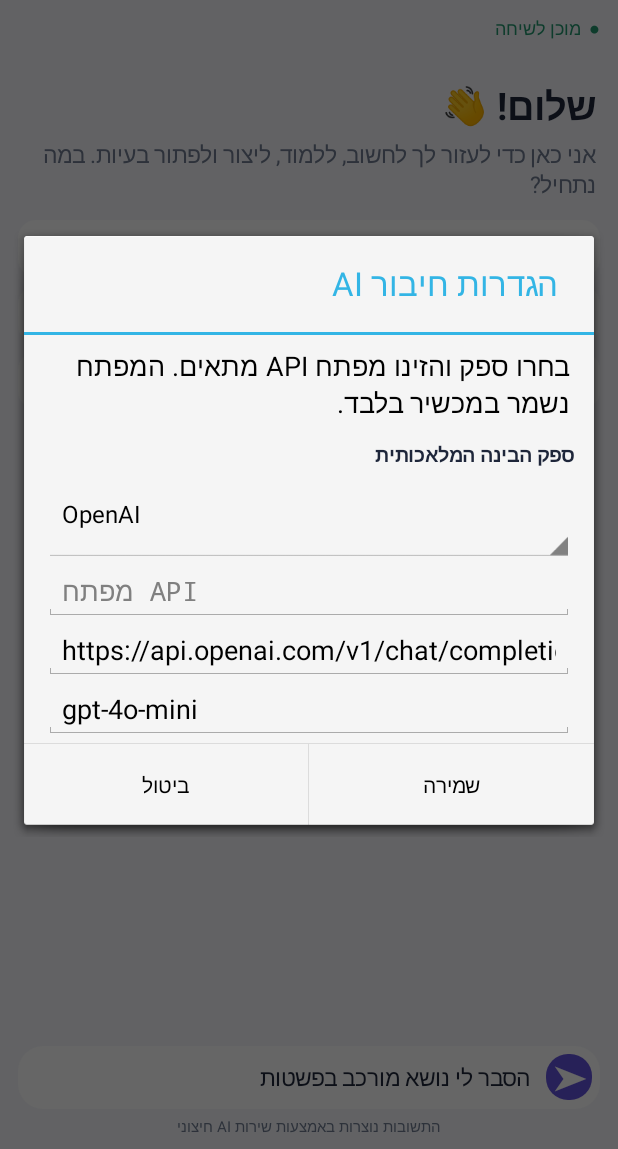
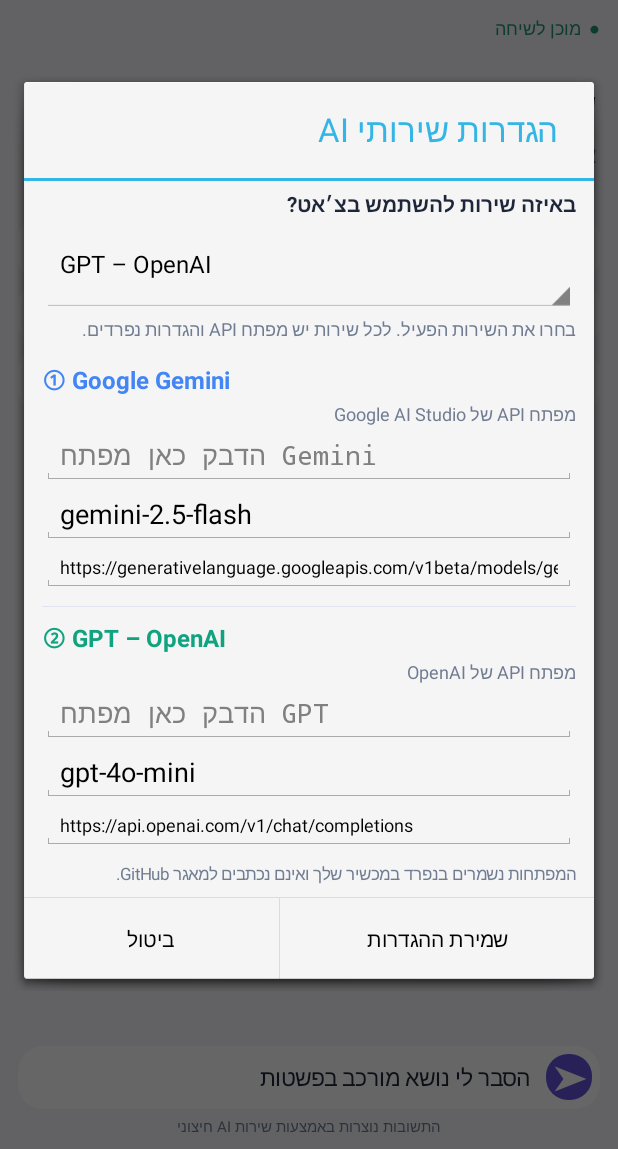
Before and after one commit to lc0527629232-tech/APP, an Android app: the screen it shows after launch (MainActivity), after a tap on an icon or button, on a phone screen of 412 x 824 dp, the part 87-1236 px from its top. Run offline under Robolectric (Android 15) with nearby library versions, the phone set to English and light mode, and no system bars.

Commit message:
Add separate Gemini and GPT API settings panels

```diff
--- a/app/src/main/java/il/co/aichat/hebrew/MainActivity.java
+++ b/app/src/main/java/il/co/aichat/hebrew/MainActivity.java
@@ -46,7 +46,9 @@ public class MainActivity extends Activity {
     }
     void welcome(){TextView title=text("שלום! 👋",25,ink,true);title.setGravity(Gravity.RIGHT);title.setPadding(4,22,4,4);messages.addView(title);TextView sub=text("אני כאן כדי לעזור לך לחשוב, ללמוד, ליצור ולפתור בעיות. במה נתחיל?",15,muted,false);sub.setGravity(Gravity.RIGHT);sub.setPadding(4,4,4,20);messages.addView(sub);String[] tips={"הסבר לי נושא מורכב בפשטות","עזור לי לכתוב משהו","תן לי רעיונות לפרויקט"};for(String s:tips){TextView t=text("✧  "+s,14,purple,true);t.setGravity(Gravity.RIGHT);t.setPadding(14,14,14,14);t.setBackground(shape(Color.WHITE,18));LinearLayout.LayoutParams p=new LinearLayout.LayoutParams(-1,-2);p.bottomMargin=9;messages.addView(t,p);t.setOnClickListener(v->{input.setText(s);send();});}}
     void bubble(String s,boolean user){TextView t=text(s,15,user?Color.WHITE:ink,false);t.setTextIsSelectable(true);t.setGravity(Gravity.RIGHT);t.setPadding(15,12,15,12);t.setBackground(shape(user?purple:Color.WHITE,18));LinearLayout.LayoutParams p=new LinearLayout.LayoutParams(-1,-2);p.leftMargin=user?42:0;p.rightMargin=user?0:42;p.bottomMargin=10;messages.addView(t,p);scroll.post(()->scroll.fullScroll(View.FOCUS_DOWN));}
-    void send(){String q=input.getText().toString().trim();if(q.length()==0)return;String key=prefs.getString("key","");if(key.length()==0){settings();Toast.makeText(this,"יש להגדיר מפתח API תחילה",Toast.LENGTH_LONG).show();return;}input.setText("");bubble(q,true);try{JSONObject m=new JSONObject();m.put("role","user");m.put("content",q);history.put(m);save();}catch(Exception e){}status.setText("●  חושב...");new Thread(()->ask(key,q)).start();}
+    void send(){String q=input.getText().toString().trim();if(q.length()==0)return;String provider=prefs.getString("provider","openai");
+      String key=prefs.getString("gemini".equals(provider)?"key_gemini":"key_openai","");
+      if(key.length()==0){settings();Toast.makeText(this,"יש להגדיר מפתח API לספק שנבחר",Toast.LENGTH_LONG).show();return;}input.setText("");bubble(q,true);try{JSONObject m=new JSONObject();m.put("role","user");m.put("content",q);history.put(m);save();}catch(Exception e){}status.setText("●  חושב...");new Thread(()->ask(key,q)).start();}
     void ask(String key,String q){HttpURLConnection c=null;try{
       String provider=prefs.getString("provider","openai");
       String model=prefs.getString("model",provider.equals("gemini")?"gemini-3.8-flash":"gpt-4o-mini");
@@ -80,15 +82,51 @@ public class MainActivity extends Activity {
     void save(){prefs.edit().putString("history",history.toString()).apply();}
     void load(){try{if(history.length()==0){welcome();return;}for(int i=0;i<history.length();i++){JSONObject m=history.getJSONObject(i);bubble(m.optString("content"),"user".equals(m.optString("role")));}}catch(Exception e){history=new JSONArray();welcome();}}
     void settings(){
-      LinearLayout box=new LinearLayout(this);box.setPadding(20,8,20,4);box.setOrientation(1);
-      TextView providerLabel=text("ספק הבינה המלאכותית",13,ink,true);box.addView(providerLabel);
-      Spinner provider=new Spinner(this);String[] providers={"OpenAI","Google Gemini"};provider.setAdapter(new ArrayAdapter<String>(this,android.R.layout.simple_spinner_dropdown_item,providers));provider.setSelection("gemini".equals(prefs.getString("provider","openai"))?1:0);box.addView(provider);
-      EditText k=new EditText(this);k.setHint("מפתח API");k.setSingleLine(true);k.setInputType(129);k.setText(prefs.getString("key",""));box.addView(k);
-      EditText ep=new EditText(this);ep.setHint("כתובת API");ep.setSingleLine(true);box.addView(ep);
-      EditText mo=new EditText(this);mo.setHint("שם המודל");mo.setSingleLine(true);box.addView(mo);
-      Runnable defaults=()->{boolean gemini=provider.getSelectedItemPosition()==1;ep.setText(prefs.getString("endpoint",gemini?"https://generativelanguage.googleapis.com/v1beta/models/gemini-3.8-flash:generateContent":"https://api.openai.com/v1/chat/completions"));mo.setText(prefs.getString("model",gemini?"gemini-3.8-flash":"gpt-4o-mini"));};
-      provider.setOnItemSelectedListener(new android.widget.AdapterView.OnItemSelectedListener(){public void onNothingSelected(android.widget.AdapterView<?> p){} public void onItemSelected(android.widget.AdapterView<?> p,View v,int pos,long id){boolean gemini=pos==1;ep.setText(gemini?"https://generativelanguage.googleapis.com/v1beta/models/gemini-3.8-flash:generateContent":"https://api.openai.com/v1/chat/completions");mo.setText(gemini?"gemini-3.8-flash":"gpt-4o-mini");}});
-      defaults.run();
-      new AlertDialog.Builder(this).setTitle("הגדרות חיבור AI").setMessage("בחרו ספק והזינו מפתח API מתאים. המפתח נשמר במכשיר בלבד.").setView(box).setNegativeButton("ביטול",null).setPositiveButton("שמירה",(d,w)->{String p=provider.getSelectedItemPosition()==1?"gemini":"openai";prefs.edit().putString("provider",p).putString("key",k.getText().toString().trim()).putString("endpoint",ep.getText().toString().trim()).putString("model",mo.getText().toString().trim()).apply();Toast.makeText(this,"ההגדרות נשמרו",Toast.LENGTH_SHORT).show();}).show();
+      // Preserve an older single key as the OpenAI key during upgrade.
+      if(!prefs.contains("key_openai") && prefs.contains("key")) {
+        prefs.edit().putString("key_openai",prefs.getString("key","")).apply();
+      }
+      final String geminiDefaultUrl="https://generativelanguage.googleapis.com/v1beta/models/gemini-2.5-flash:generateContent";
+      final String openaiDefaultUrl="https://api.openai.com/v1/chat/completions";
+      ScrollView scroller=new ScrollView(this);
+      LinearLayout box=new LinearLayout(this);box.setPadding(18,8,18,8);box.setOrientation(1);scroller.addView(box);
+      TextView activeTitle=text("באיזה שירות להשתמש בצ׳אט?",14,ink,true);box.addView(activeTitle);
+      Spinner provider=new Spinner(this);
+      String[] providers={"GPT – OpenAI","Gemini – Google"};
+      provider.setAdapter(new ArrayAdapter<String>(this,android.R.layout.simple_spinner_dropdown_item,providers));
+      provider.setSelection("gemini".equals(prefs.getString("provider","openai"))?1:0);
+      box.addView(provider);
+      TextView note=text("בחרו את השירות הפעיל. לכל שירות יש מפתח API והגדרות נפרדים.",12,muted,false);
+      note.setPadding(0,4,0,12);box.addView(note);
+
+      TextView gTitle=text("① Google Gemini",16,Color.rgb(66,133,244),true);gTitle.setPadding(0,10,0,4);box.addView(gTitle);
+      TextView gDesc=text("מפתח API של Google AI Studio",12,muted,false);box.addView(gDesc);
+      EditText gKey=new EditText(this);gKey.setSingleLine(true);gKey.setInputType(129);gKey.setHint("הדבק כאן מפתח Gemini");gKey.setText(prefs.getString("key_gemini",""));box.addView(gKey);
+      EditText gModel=new EditText(this);gModel.setSingleLine(true);gModel.setHint("מודל Gemini");gModel.setText(prefs.getString("model_gemini","gemini-2.5-flash"));box.addView(gModel);
+      EditText gUrl=new EditText(this);gUrl.setSingleLine(true);gUrl.setTextSize(12);gUrl.setHint("כתובת API של Gemini");gUrl.setText(prefs.getString("endpoint_gemini",geminiDefaultUrl));box.addView(gUrl);
+
+      View separator=new View(this);separator.setBackgroundColor(Color.rgb(225,228,238));LinearLayout.LayoutParams sep=new LinearLayout.LayoutParams(-1,1);sep.topMargin=14;sep.bottomMargin=8;box.addView(separator,sep);
+      TextView oTitle=text("② GPT – OpenAI",16,Color.rgb(16,163,127),true);oTitle.setPadding(0,6,0,4);box.addView(oTitle);
+      TextView oDesc=text("מפתח API של OpenAI",12,muted,false);box.addView(oDesc);
+      EditText oKey=new EditText(this);oKey.setSingleLine(true);oKey.setInputType(129);oKey.setHint("הדבק כאן מפתח GPT");oKey.setText(prefs.getString("key_openai",""));box.addView(oKey);
+      EditText oModel=new EditText(this);oModel.setSingleLine(true);oModel.setHint("מודל GPT");oModel.setText(prefs.getString("model_openai","gpt-4o-mini"));box.addView(oModel);
+      EditText oUrl=new EditText(this);oUrl.setSingleLine(true);oUrl.setTextSize(12);oUrl.setHint("כתובת API של OpenAI");oUrl.setText(prefs.getString("endpoint_openai",openaiDefaultUrl));box.addView(oUrl);
+      TextView privacy=text("המפתחות נשמרים בנפרד במכשיר שלך ואינם נכתבים למאגר GitHub.",11,muted,false);privacy.setPadding(0,12,0,4);box.addView(privacy);
+
+      new AlertDialog.Builder(this).setTitle("הגדרות שירותי AI").setView(scroller)
+        .setNegativeButton("ביטול",null)
+        .setPositiveButton("שמירת ההגדרות",(d,w)->{
+          String active=provider.getSelectedItemPosition()==1?"gemini":"openai";
+          prefs.edit()
+            .putString("provider",active)
+            .putString("key_gemini",gKey.getText().toString().trim())
+            .putString("model_gemini",gModel.getText().toString().trim())
+            .putString("endpoint_gemini",gUrl.getText().toString().trim())
+            .putString("key_openai",oKey.getText().toString().trim())
+            .putString("model_openai",oModel.getText().toString().trim())
+            .putString("endpoint_openai",oUrl.getText().toString().trim())
+            .apply();
+          Toast.makeText(this,"ההגדרות נשמרו",Toast.LENGTH_SHORT).show();
+        }).show();
     }
 }
```
